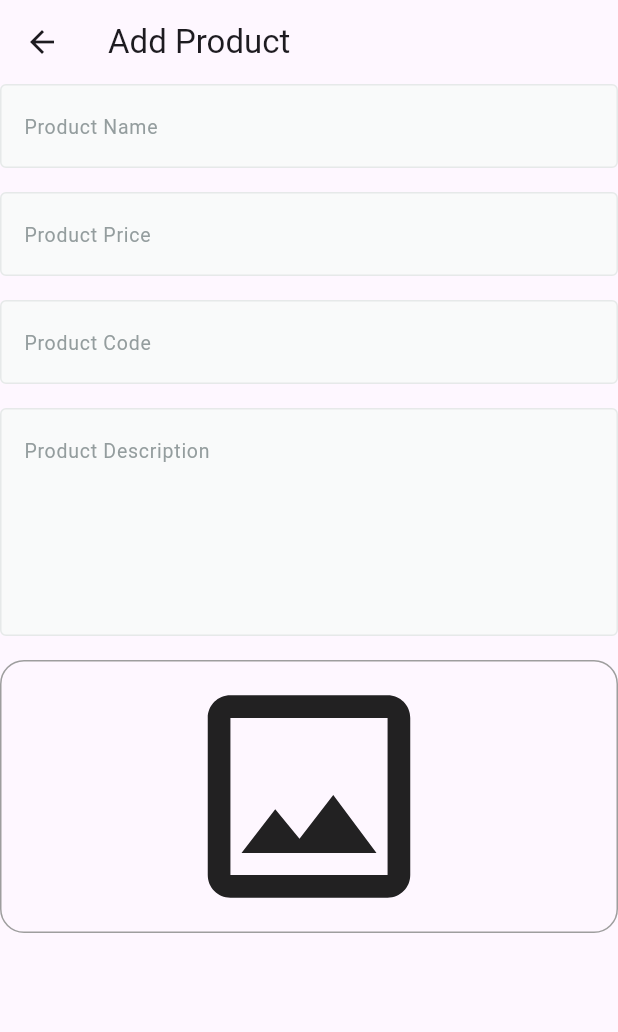
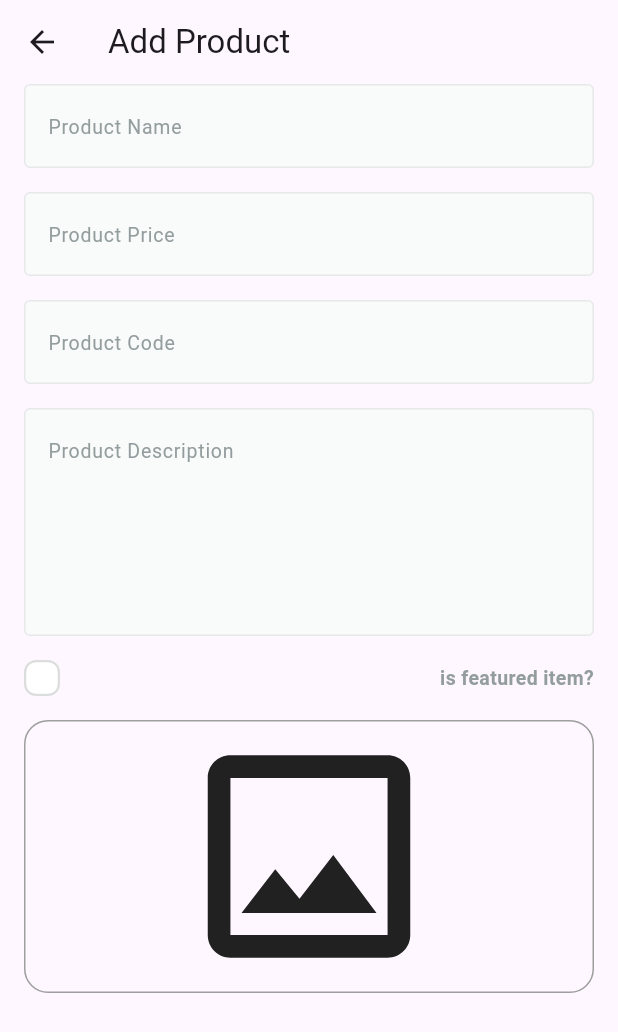
Before and after one commit to seifmoustafa/fruits_hub_dash_board, a Flutter app: the AddProductView screen opened by its route, after a tap on the "image" icon, on a phone screen of 412 x 824 dp. Shown: the top 1032 px of the screen. Run offline on Flutter 3.47's test engine with Material 3 defaults, Android fonts, the light colour scheme and no system bars; drawn by our look-alikes of skeletonizer; our stand-ins replace firebase_core, image_picker; accounts and stored records are empty.

Commit message:
Add custom checkbox and image field widgets with skeleton loading support

```diff
--- a/lib/features/add_product/presentation/views/widgets/add_broduct_view_body.dart
+++ b/lib/features/add_product/presentation/views/widgets/add_broduct_view_body.dart
@@ -1,6 +1,8 @@
 import 'package:flutter/material.dart';
 import 'package:fruits_hub_dash_board/core/widgets/custom_text_form_field.dart';
 import 'package:fruits_hub_dash_board/features/add_product/presentation/views/widgets/image_field.dart';
+import 'package:fruits_hub_dash_board/features/add_product/presentation/views/widgets/custom_check_box.dart';
+import 'package:fruits_hub_dash_board/features/add_product/presentation/views/widgets/is_featured_check_box.dart';
 
 class AddBroductViewBody extends StatefulWidget {
   const AddBroductViewBody({super.key});
@@ -16,7 +18,9 @@ class _AddBroductViewBodyState extends State<AddBroductViewBody> {
 
   @override
   Widget build(BuildContext context) {
-    return SingleChildScrollView(
+    return Padding(
+      padding: const EdgeInsets.symmetric(horizontal: 16.0),
+      child: SingleChildScrollView(
         child: Form(
           key: _formKey,
           autovalidateMode: _autoValidate,
@@ -40,8 +44,14 @@ class _AddBroductViewBodyState extends State<AddBroductViewBody> {
                 hintText: 'Product Description',
                 textInputType: TextInputType.text,
               ),
-            ImageField(),
+              IsFeaturedCheckBox(
+                onChecked: (value) {},
+              ),
+              ImageField(
+                onFileChange: (image) {},
+              ),
             ],
+          ),
         ),
       ),
     );
--- /dev/null
+++ b/lib/features/add_product/presentation/views/widgets/custom_check_box.dart
@@ -0,0 +1,55 @@
+import 'package:flutter/material.dart';
+import 'package:fruits_hub_dash_board/core/utils/app_colors.dart';
+
+/// A custom checkbox widget that uses an SVG image for the check mark.
+///
+/// This widget is stateless and requires the [isChecked] and [onChecked]
+/// parameters to be provided.
+class CustomCheckBox extends StatelessWidget {
+  /// Creates a [CustomCheckBox].
+  ///
+  /// The [isChecked] and [onChecked] parameters must not be null.
+  const CustomCheckBox({
+    super.key,
+    required this.isChecked,
+    required this.onChecked,
+  });
+
+  /// Whether the checkbox is checked.
+  final bool isChecked;
+
+  /// Called when the checkbox is tapped.
+  ///
+  /// The new checked state is passed to the callback.
+  final ValueChanged<bool> onChecked;
+
+  @override
+  Widget build(BuildContext context) {
+    return GestureDetector(
+      onTap: () {
+        onChecked(!isChecked);
+      },
+      child: AnimatedContainer(
+        width: 24,
+        height: 24,
+        duration: const Duration(milliseconds: 100),
+        decoration: ShapeDecoration(
+          color: isChecked ? AppColors.primaryColor : Colors.white,
+          shape: RoundedRectangleBorder(
+            side: BorderSide(
+                width: 1.50,
+                color:
+                    isChecked ? Colors.transparent : const Color(0xFFDCDEDE)),
+            borderRadius: BorderRadius.circular(8),
+          ),
+        ),
+        child: isChecked
+            ? Icon(
+                Icons.check,
+                color: Colors.white,
+              )
+            : const SizedBox(),
+      ),
+    );
+  }
+}
--- a/lib/features/add_product/presentation/views/widgets/image_field.dart
+++ b/lib/features/add_product/presentation/views/widgets/image_field.dart
@@ -1,14 +1,40 @@
+import 'dart:io';
 import 'package:flutter/material.dart';
+import 'package:image_picker/image_picker.dart';
+import 'package:skeletonizer/skeletonizer.dart';
 
-class ImageField extends StatelessWidget {
-  const ImageField({super.key});
+class ImageField extends StatefulWidget {
+  const ImageField({
+    super.key,
+    required this.onFileChange,
+  });
+  final ValueChanged<File?> onFileChange;
+  @override
+  State<ImageField> createState() => _ImageFieldState();
+}
 
+class _ImageFieldState extends State<ImageField> {
+  bool isLoading = false;
+  File? fileImage;
   @override
   Widget build(BuildContext context) {
-    return GestureDetector(onTap: () {
-
+    return Skeletonizer(
+      enabled: isLoading,
+      child: GestureDetector(
+        onTap: () async {
+          isLoading = true;
+          setState(() {});
+          try {
+            await pickImage();
+          } on Exception catch (e) {
+            isLoading = false;
+            setState(() {});
+          }
+          isLoading = false;
+          setState(() {});
         },
-      child: Container(
+        child: Stack(children: [
+          Container(
             width: double.infinity,
             decoration: BoxDecoration(
               border: Border.all(
@@ -16,11 +42,42 @@ class ImageField extends StatelessWidget {
               ),
               borderRadius: BorderRadius.circular(16),
             ),
-        child: Icon(
+            child: fileImage != null
+                ? ClipRRect(
+                    borderRadius: BorderRadius.circular(16),
+                    child: Image.file(fileImage!))
+                : Icon(
                     Icons.image_outlined,
                     size: 180,
                   ),
           ),
+          Visibility(
+            visible: fileImage != null,
+            child: IconButton(
+              onPressed: () {
+                fileImage = null;
+                widget.onFileChange(fileImage);
+                setState(() {});
+              },
+              icon: Icon(
+                Icons.close,
+                color: Colors.red,
+              ),
+            ),
+          )
+        ]),
+      ),
     );
   }
+
+  Future<void> pickImage() async {
+    final ImagePicker picker = ImagePicker();
+
+    final XFile? image = await picker.pickImage(source: ImageSource.gallery);
+
+    if (image != null) {
+      fileImage = File(image.path);
+      widget.onFileChange(fileImage!);
     }
+  }
+}
--- /dev/null
+++ b/lib/features/add_product/presentation/views/widgets/is_featured_check_box.dart
@@ -0,0 +1,46 @@
+import 'package:flutter/material.dart';
+import 'package:fruits_hub_dash_board/core/utils/app_text_styles.dart';
+import 'package:fruits_hub_dash_board/features/add_product/presentation/views/widgets/custom_check_box.dart';
+
+class IsFeaturedCheckBox extends StatefulWidget {
+  const IsFeaturedCheckBox({super.key, required this.onChecked});
+  final ValueChanged<bool> onChecked;
+  @override
+  State<IsFeaturedCheckBox> createState() => _IsFeaturedCheckBoxState();
+}
+
+class _IsFeaturedCheckBoxState extends State<IsFeaturedCheckBox> {
+  bool isTermsAccepted = false;
+  @override
+  Widget build(BuildContext context) {
+    return Row(
+      children: [
+        CustomCheckBox(
+          onChecked: (value) {
+            isTermsAccepted = value;
+            widget.onChecked(value);
+            setState(() {});
+          },
+          isChecked: isTermsAccepted,
+        ),
+        const SizedBox(
+          width: 16,
+        ),
+        Expanded(
+          child: Text.rich(
+            TextSpan(
+              children: [
+                TextSpan(
+                    text: 'is featured item?',
+                    style: TextStyles.semiBold13.copyWith(
+                      color: const Color(0xFF949D9E),
+                    )),
+              ],
+            ),
+            textAlign: TextAlign.right,
+          ),
+        )
+      ],
+    );
+  }
+}
--- a/pubspec.yaml
+++ b/pubspec.yaml
@@ -11,6 +11,7 @@ dependencies:
   flutter:
     sdk: flutter
   image_picker: ^1.1.2
+  skeletonizer: ^1.4.3
 
 dev_dependencies:
   flutter_lints: ^5.0.0
```
Also changed, not shown: pubspec.lock, 1 other file. Lines whose indentation alone changed are shown as unchanged.
